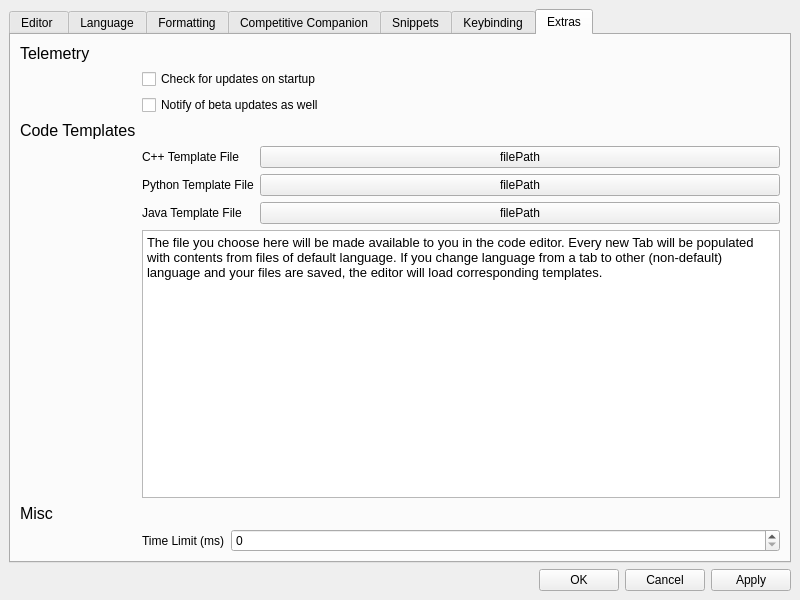
Above: ui/preferencewindow.ui from cpeditor/cpeditor before the change. Below: the same form after it.
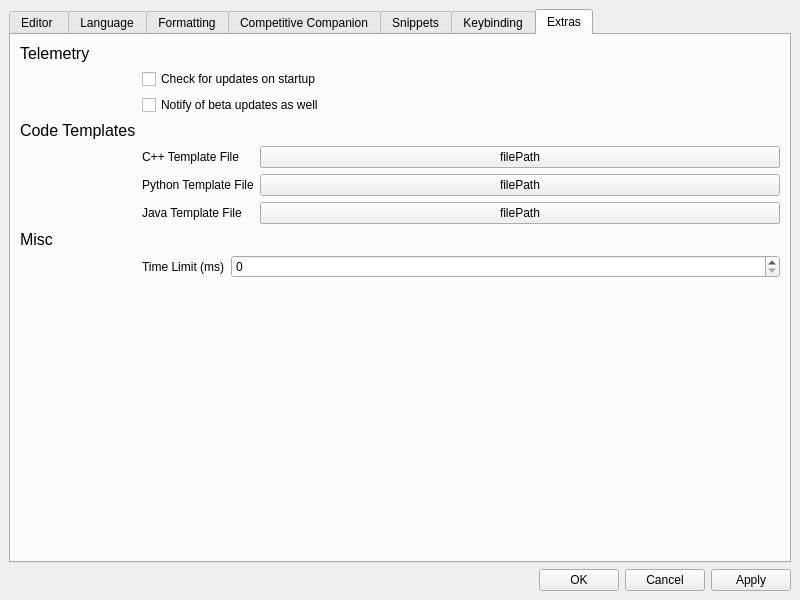
That is the form after the change.

Commit message:
feat: Change template when change language
Change template when change language, if the tab is untitled,
and the code is unchanged template of the old language.

The edit to the form file:
```diff
--- a/ui/preferencewindow.ui
+++ b/ui/preferencewindow.ui
@@ -938,17 +938,6 @@
                   </property>
                  </widget>
                 </item>
-                <item row="3" column="0" colspan="2">
-                 <widget class="QTextBrowser" name="textBrowser_3">
-                  <property name="html">
-                   <string>&lt;!DOCTYPE HTML PUBLIC &quot;-//W3C//DTD HTML 4.0//EN&quot; &quot;http://www.w3.org/TR/REC-html40/strict.dtd&quot;&gt;
-&lt;html&gt;&lt;head&gt;&lt;meta name=&quot;qrichtext&quot; content=&quot;1&quot; /&gt;&lt;style type=&quot;text/css&quot;&gt;
-p, li { white-space: pre-wrap; }
-&lt;/style&gt;&lt;/head&gt;&lt;body style=&quot; font-family:'MS Shell Dlg 2'; font-size:8pt; font-weight:400; font-style:normal;&quot;&gt;
-&lt;p style=&quot; margin-top:0px; margin-bottom:0px; margin-left:0px; margin-right:0px; -qt-block-indent:0; text-indent:0px;&quot;&gt;&lt;span style=&quot; font-family:'MS Shell Dlg 2'; font-size:9.6pt;&quot;&gt;The file you choose here will be made available to you in the code editor. Every new Tab will be populated with contents from files of default language. If you change language from a tab to other (non-default) language and your files are saved, the editor will load corresponding templates.&lt;/span&gt;&lt;/p&gt;&lt;/body&gt;&lt;/html&gt;</string>
-                  </property>
-                 </widget>
-                </item>
                </layout>
               </item>
               <item row="4" column="0">
```
Left out of the diff: 7 changed lines with no effect on the pictures. The commit also changes 1 other file.
